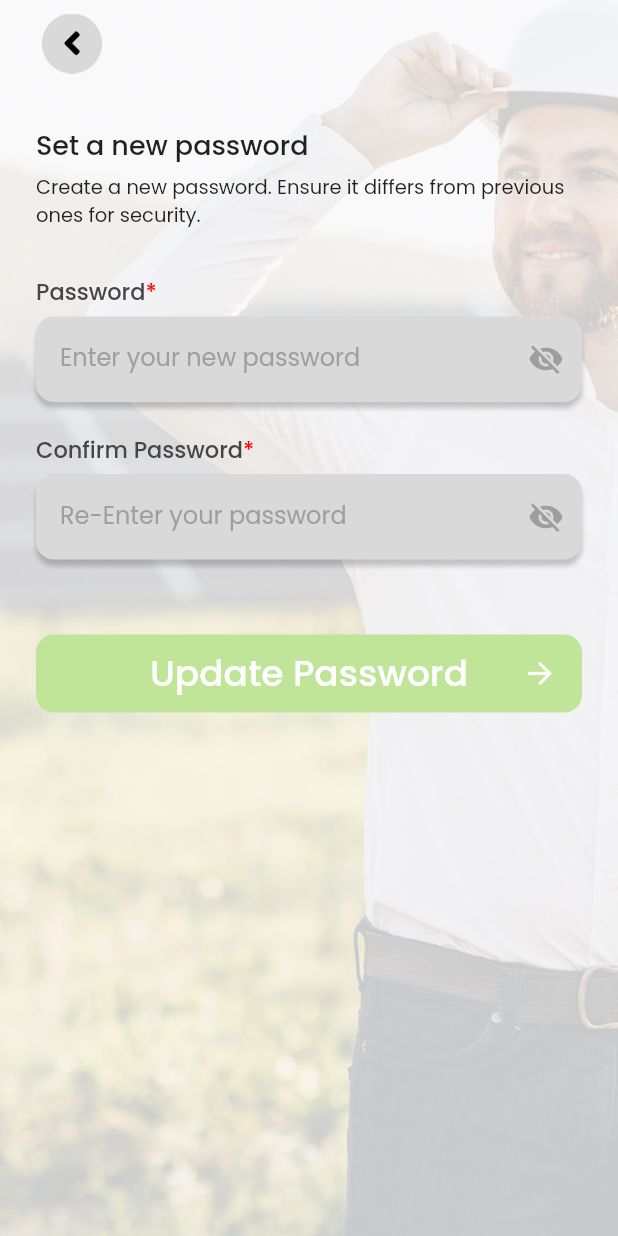
After one commit to wasii/ziewnic_loyalty_points, a Flutter app: the UpdateNewPassword screen opened directly, on a phone screen of 412 x 824 dp. The commit adds this screen. Run offline on Flutter 3.47's test engine with Material 3 defaults, Android fonts, the light colour scheme and no system bars; our stand-ins replace google_fonts.

Commit message:
update password, update password confirmation screens initialised.

```diff
--- a/lib/main.dart
+++ b/lib/main.dart
@@ -3,6 +3,8 @@ import 'package:ziewnic_loyalty_points/components/constants.dart';
 import 'package:ziewnic_loyalty_points/pages/authentication/forget_password/forget_password_page.dart';
 import 'package:ziewnic_loyalty_points/pages/authentication/login/login_page.dart';
 import 'package:ziewnic_loyalty_points/pages/authentication/registration/registration_page.dart';
+import 'package:ziewnic_loyalty_points/pages/authentication/update_password/update_new_password.dart';
+import 'package:ziewnic_loyalty_points/pages/authentication/update_password_confirm/update_password_confirm.dart';
 
 void main() {
   runApp(const MyApp());
--- /dev/null
+++ b/lib/pages/authentication/update_password/update_new_password.dart
@@ -0,0 +1,146 @@
+import 'package:flutter/material.dart';
+import 'package:google_fonts/google_fonts.dart';
+import 'package:ziewnic_loyalty_points/components/constants.dart';
+import 'package:ziewnic_loyalty_points/components/custom_input_textfield.dart';
+import 'package:ziewnic_loyalty_points/components/custom_primary_button.dart';
+import 'package:ziewnic_loyalty_points/pages/authentication/update_password_confirm/update_password_confirm.dart';
+
+class UpdateNewPassword extends StatefulWidget {
+  const UpdateNewPassword({super.key});
+
+  @override
+  State<UpdateNewPassword> createState() => _UpdateNewPasswordState();
+}
+
+class _UpdateNewPasswordState extends State<UpdateNewPassword> {
+  final TextEditingController passwordController = TextEditingController();
+  final TextEditingController confirmPasswordController =
+      TextEditingController();
+  bool isButtonEnabled = false;
+
+  @override
+  void initState() {
+    super.initState();
+    passwordController.addListener(_updateButtonState);
+    confirmPasswordController.addListener(_updateButtonState);
+  }
+
+  void _updateButtonState() {
+    setState(() {
+      isButtonEnabled = passwordController.text.isNotEmpty &&
+          confirmPasswordController.text.isNotEmpty &&
+          confirmPasswordController.text == passwordController.text;
+    });
+  }
+
+  @override
+  void dispose() {
+    passwordController.dispose();
+    confirmPasswordController.dispose();
+    super.dispose();
+  }
+
+  @override
+  Widget build(BuildContext context) {
+    return Scaffold(
+      body: Stack(
+        children: [
+          Container(
+            decoration: BoxDecoration(
+              image: DecorationImage(
+                image: AssetImage('${kLogoFolder}app_background.png'),
+                fit: BoxFit.cover,
+              ),
+            ),
+          ),
+          SafeArea(
+            child: Padding(
+              padding: const EdgeInsets.symmetric(horizontal: 24),
+              child: Column(
+                crossAxisAlignment: CrossAxisAlignment.start,
+                children: [
+                  const SizedBox(height: 5),
+                  Align(
+                    alignment: Alignment.centerLeft,
+                    child: ElevatedButton(
+                      onPressed: () {
+                        Navigator.pop(context);
+                      },
+                      style: ElevatedButton.styleFrom(
+                        padding: EdgeInsets.zero,
+                        backgroundColor: Colors.transparent,
+                        shadowColor: Colors.transparent,
+                        elevation: 0,
+                        shape: const CircleBorder(),
+                        minimumSize: Size(40, 40),
+                      ),
+                      child: Image.asset(
+                        '${kIconFolder}back_button.png',
+                        height: 40,
+                      ),
+                    ),
+                  ),
+                  SizedBox(
+                    height: 30,
+                  ),
+                  Text(
+                    "Set a new password",
+                    style: GoogleFonts.poppins(
+                      textStyle: TextStyle(
+                        fontSize: 18,
+                        fontWeight: FontWeight.w500,
+                      ),
+                    ),
+                  ),
+                  SizedBox(
+                    height: 5,
+                  ),
+                  Text(
+                    "Create a new password. Ensure it differs from previous ones for security.",
+                    style: GoogleFonts.poppins(
+                      textStyle: TextStyle(
+                        fontSize: 13,
+                      ),
+                    ),
+                  ),
+                  SizedBox(
+                    height: 30,
+                  ),
+                  CustomInputField(
+                    controller: passwordController,
+                    headingText: 'Password',
+                    hintText: 'Enter your new password',
+                    isRequired: true,
+                    textHeight: 57,
+                  ),
+                  CustomInputField(
+                    controller: confirmPasswordController,
+                    headingText: 'Confirm Password',
+                    hintText: 'Re-Enter your password',
+                    isRequired: true,
+                    textHeight: 57,
+                  ),
+                  SizedBox(
+                    height: 30,
+                  ),
+                  CustomPrimaryButton(
+                    text: 'Update Password',
+                    isDisabled: isButtonEnabled,
+                    onPressed: () {
+                      Navigator.push(
+                        context,
+                        MaterialPageRoute(
+                          builder: (context) => const UpdatePasswordConfirm(),
+                        ),
+                      );
+                    },
+                  ),
+                ],
+              ),
+            ),
+          ),
+        ],
+      ),
+    );
+  }
+}
```
Also changed, not shown: lib/pages/authentication/otp_screen/enter_otp_page.dart (+9 -1 lines), lib/pages/authentication/update_password_confirm/update_password_confirm.dart (added, +89 -0 lines), 11 other files.
